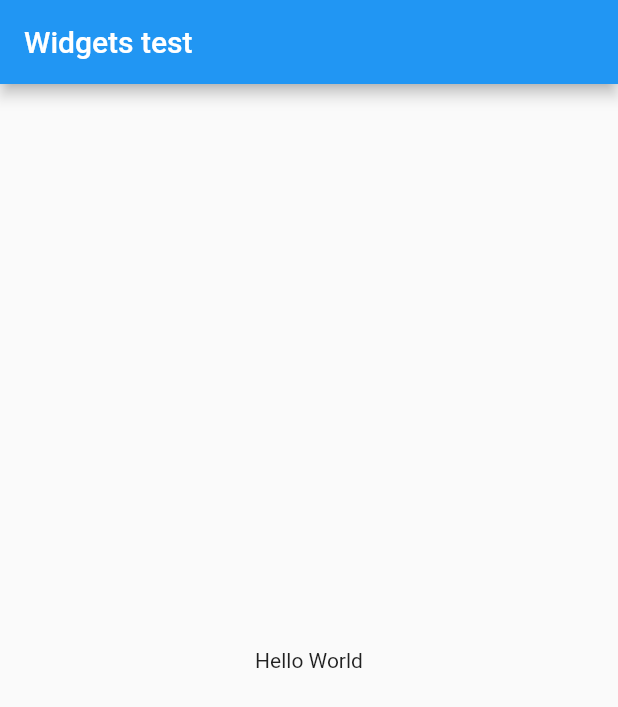
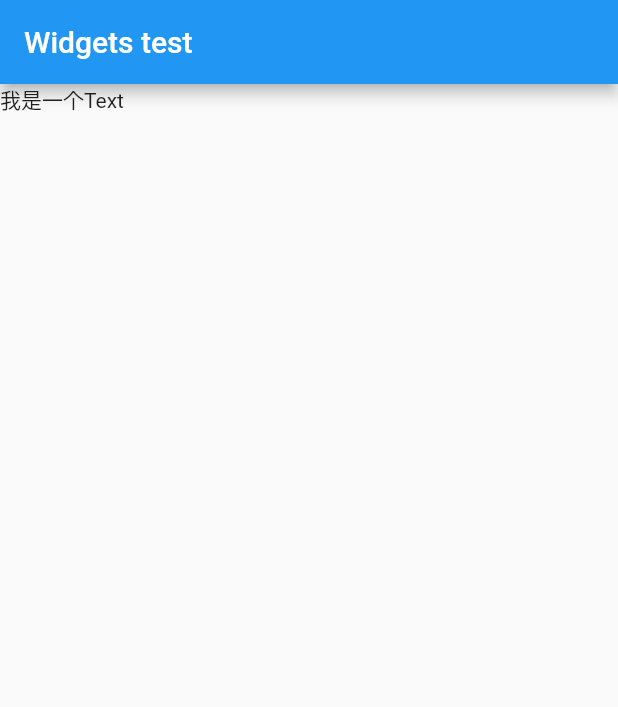
Before and after one commit to jiaoyaning/master_road_flutter, a Flutter app: the screen it shows after launch, after a tap on "widgets test", on a phone screen of 412 x 824 dp. Shown: the top 707 px of the screen. Run offline on Flutter 3.47's test engine with Material 2 defaults, Android fonts, the phone set to English and light mode, and no system bars.

```diff
--- a/lib/widgets/widgets.dart
+++ b/lib/widgets/widgets.dart
@@ -25,13 +25,13 @@ class _WidgetsState extends State<Widgets> {
     return MaterialApp(
       title: "Widgets Demo",
       home: Scaffold(
-        appBar: AppBar(
-          title: Text('Widgets test'),
-        ),
-        body: Center(
-          child: Text('Hello World'),
-        ),
-      ),
+          appBar: AppBar(
+            title: Text('Widgets test'),
+          ),
+          body: ListView(
+            scrollDirection: Axis.vertical,
+            children: <Widget>[Text("我是一个Text"),]
+          )),
     );
   }
 }
```
